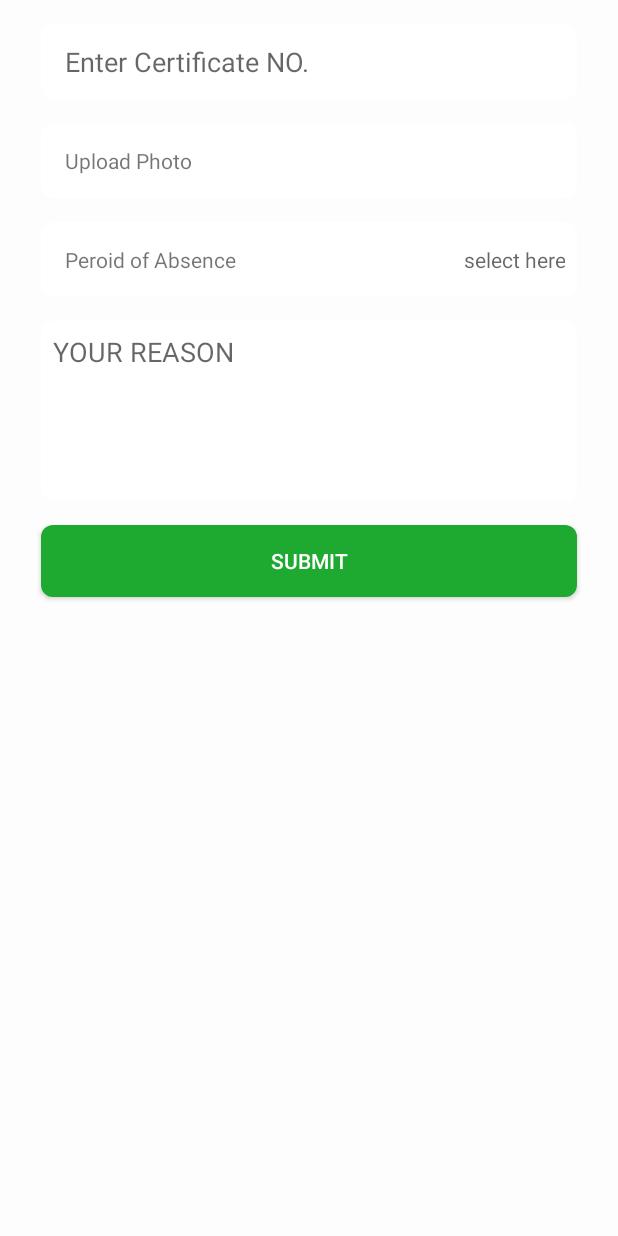
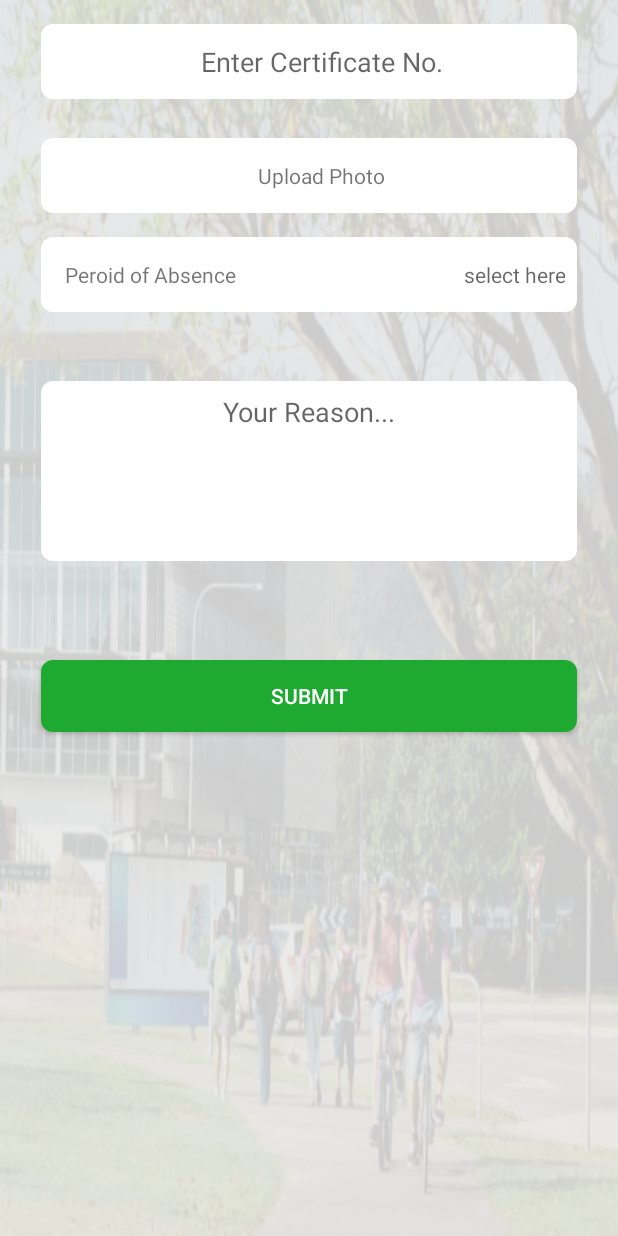
Before and after one commit to AbelLim/Attendance-Application, an Android app: the layout frag_medical.xml on its own in the app's theme, with its tools: preview values and no code run, on a phone screen of 412 x 824 dp. Run offline under Robolectric (Android 15) with nearby library versions, the phone set to English and light mode, and no system bars.

Commit message:
Made changes to medical Page.

```diff
--- a/app/src/main/res/layout/frag_medical.xml
+++ b/app/src/main/res/layout/frag_medical.xml
@@ -1,7 +1,10 @@
 <?xml version="1.0" encoding="utf-8"?>
 <RelativeLayout
-    xmlns:android="http://schemas.android.com/apk/res/android" android:layout_width="match_parent"
+    xmlns:android="http://schemas.android.com/apk/res/android"
+    xmlns:app="http://schemas.android.com/apk/res-auto"
+    android:layout_width="match_parent"
     android:layout_height="match_parent"
+    android:background="@drawable/jcu_background"
    >
 
 
@@ -10,30 +13,34 @@
         android:layout_height="match_parent"
         android:background="#BAFFFFFF"
         />
+
     <EditText
         android:id="@+id/et_cer"
-        android:paddingLeft="16dp"
+        android:layout_width="match_parent"
+        android:layout_height="50dp"
+        android:layout_marginLeft="27dp"
         android:layout_marginTop="16dp"
-        android:layout_marginLeft="27dp"
         android:layout_marginRight="27dp"
         android:background="@drawable/et_bg"
+        android:hint="Enter Certificate No."
+        android:paddingLeft="16dp"
         android:singleLine="true"
+        android:textAlignment="center" />
+
+    <TextView
+        android:id="@+id/et_photo"
         android:layout_width="match_parent"
         android:layout_height="50dp"
-        android:hint="Enter Certificate NO."/>
-    <TextView
-        android:id="@+id/et_photo"
-        android:gravity="center_vertical"
         android:layout_below="@id/et_cer"
-        android:paddingLeft="16dp"
-        android:layout_marginTop="16dp"
         android:layout_marginLeft="27dp"
+        android:layout_marginTop="26dp"
         android:layout_marginRight="27dp"
         android:background="@drawable/et_bg"
+        android:gravity="center_vertical"
+        android:paddingLeft="16dp"
         android:singleLine="true"
-        android:layout_width="match_parent"
-        android:layout_height="50dp"
-        android:text="Upload Photo"/>
+        android:text="Upload Photo"
+        android:textAlignment="center" />
 
     <LinearLayout
         android:id="@+id/ll_date"
@@ -47,12 +54,12 @@
         android:orientation="horizontal">
 
         <TextView
-            android:layout_marginLeft="16dp"
-            android:layout_gravity="center"
-            android:gravity="center_vertical"
             android:layout_width="wrap_content"
             android:layout_height="wrap_content"
-            android:text="Peroid of Absence"/>
+            android:layout_gravity="center"
+            android:layout_marginLeft="16dp"
+            android:gravity="center_vertical"
+            android:text="Peroid of Absence" />
         <TextView
             android:layout_width="0dp"
             android:layout_weight="1"
@@ -63,29 +70,32 @@
             android:background="@null"
             />
     </LinearLayout>
+
     <EditText
         android:id="@+id/et_reason"
+        android:layout_width="match_parent"
+        android:layout_height="120dp"
         android:layout_below="@id/ll_date"
-        android:layout_marginTop="16dp"
-        android:padding="8dp"
         android:layout_marginLeft="27dp"
+        android:layout_marginTop="46dp"
         android:layout_marginRight="27dp"
         android:background="@drawable/et_bg"
+        android:gravity="start"
+        android:hint="Your Reason..."
+        android:padding="8dp"
         android:singleLine="true"
-        android:gravity="start"
-        android:layout_width="match_parent"
-        android:layout_height="120dp"
-        android:hint="YOUR REASON"/>
+        android:textAlignment="center" />
 
     <Button
         android:id="@+id/bt_submit"
-        android:layout_marginLeft="27dp"
-        android:layout_marginRight="27dp"
-        android:textColor="@color/white"
-        android:layout_marginTop="16dp"
-        android:layout_below="@+id/et_reason"
         android:layout_width="match_parent"
         android:layout_height="wrap_content"
+        android:layout_below="@+id/et_reason"
+        android:layout_marginLeft="27dp"
+        android:layout_marginTop="66dp"
+        android:layout_marginRight="27dp"
+        android:background="@drawable/corner_submit"
         android:text="Submit"
-        android:background="@drawable/corner_submit"/>
+        android:textColor="@color/white" />
+
 </RelativeLayout>
```
Also changed, not shown: app/src/main/res/drawable/med_leave_page.png (added), app/src/main/res/drawable/qr_code.png (added), app/src/main/res/drawable/timeattendancesystem.png (added).
